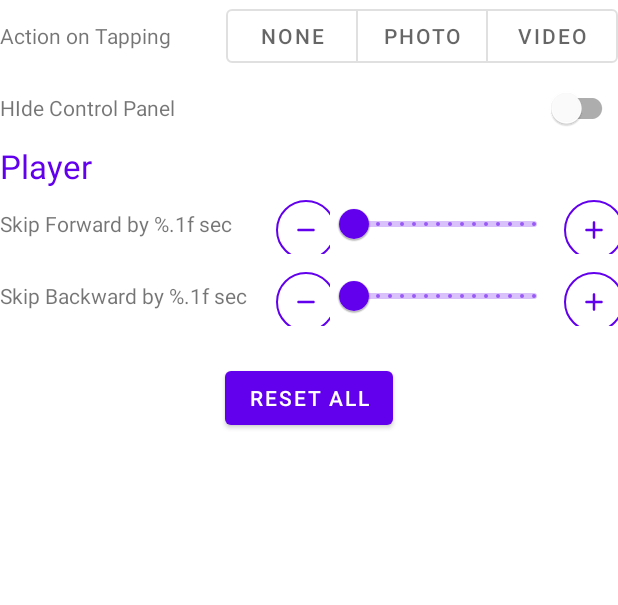
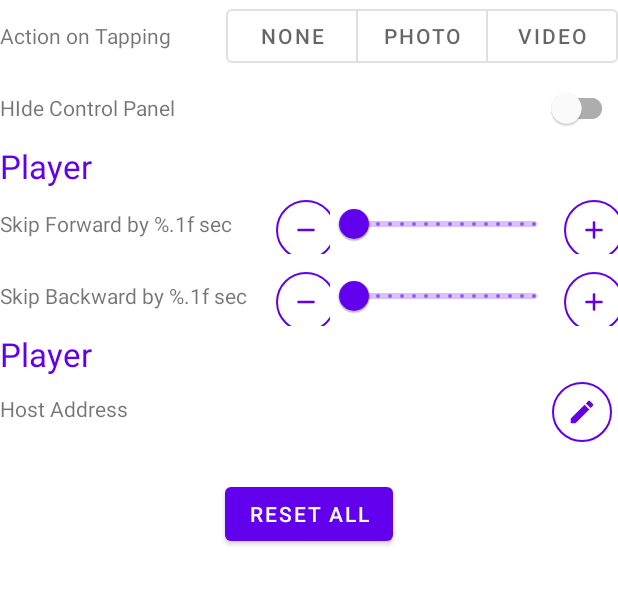
Before and after one commit to toyota-m2k/android-camera, an Android app: the layout dialog_setting.xml on its own in the app's theme, with its tools: preview values and no code run, on a phone screen of 412 x 824 dp, the part 376-981 px from its top. Run offline under Robolectric (Android 15) with nearby library versions, the phone set to English and light mode, and no system bars; plain views replace Viewbox.

```diff
--- a/SecureCamera/build.gradle
+++ b/SecureCamera/build.gradle
@@ -68,6 +68,7 @@ dependencies {
     implementation "androidx.lifecycle:lifecycle-viewmodel-ktx:$lifecycle_ktx_version"
     implementation "androidx.lifecycle:lifecycle-runtime-ktx:$lifecycle_ktx_version"
     implementation "androidx.lifecycle:lifecycle-livedata-ktx:$lifecycle_ktx_version"
+    implementation("com.squareup.okhttp3:okhttp:$okhttp_version")
     implementation 'androidx.preference:preference:1.2.0'
 
     implementation "androidx.room:room-runtime:$room_version"
--- a/SecureCamera/src/main/AndroidManifest.xml
+++ b/SecureCamera/src/main/AndroidManifest.xml
@@ -11,6 +11,7 @@
         android:icon="@mipmap/ic_launcher"
         android:label="@string/app_name"
         android:supportsRtl="true"
+        android:usesCleartextTraffic="true"
         android:theme="@style/Theme.TryCamera">
         <activity
             android:name=".ServerActivity"
--- a/SecureCamera/src/main/java/io/github/toyota32k/secureCamera/db/MetaDB.kt
+++ b/SecureCamera/src/main/java/io/github/toyota32k/secureCamera/db/MetaDB.kt
@@ -23,6 +23,8 @@ data class ItemEx(val data: MetaData, val chapterList: List<IChapter>?) {
     fun file(context: Context):File {
         return data.file(context)
     }
+    val id:Int
+        get() = data.id
     val name:String
         get() = data.name
     val date:Long
--- a/SecureCamera/src/main/res/layout/dialog_setting.xml
+++ b/SecureCamera/src/main/res/layout/dialog_setting.xml
@@ -287,6 +287,37 @@
                 />
         </io.github.toyota32k.viewex.library.Viewbox>
     </LinearLayout>
+
+    <!-- - - - - - - - - - - - - - - - - - -->
+
+    <TextView
+        android:layout_width="wrap_content"
+        android:layout_height="wrap_content"
+        android:text="@string/player_title"
+        android:textColor="?attr/colorPrimary"
+        android:textSize="@dimen/dlg_text_large" />
+    <LinearLayout
+        android:layout_width="match_parent"
+        android:layout_height="wrap_content"
+        android:orientation="horizontal"
+        >
+        <TextView
+            android:id="@+id/secure_archive_address_text"
+            android:layout_width="0dp"
+            android:layout_height="wrap_content"
+            android:layout_weight="1"
+            android:text="@string/secure_archive_address"
+            />
+        <com.google.android.material.button.MaterialButton
+            style="@style/Widget.Material3.Button.IconButton.Outlined"
+            android:id="@+id/edit_secure_archive_address_button"
+            android:layout_width="@dimen/media_button_width"
+            android:layout_height="@dimen/media_button_height"
+            app:icon="@drawable/ic_edit"
+            />
+    </LinearLayout>
+
+
     <Button
         android:id="@+id/reset_button"
         android:text="@string/reset"
--- a/SecureCamera/src/main/res/values/strings.xml
+++ b/SecureCamera/src/main/res/values/strings.xml
@@ -46,4 +46,5 @@
     <string name="cancel">Cancel</string>
     <string name="server">Server</string>
     <string name="close">Close</string>
+    <string name="secure_archive_address">Host Address</string>
 </resources>
```
Also changed, not shown: SecureCamera/src/main/java/io/github/toyota32k/secureCamera/PlayerActivity.kt (+27 -0 lines), SecureCamera/src/main/java/io/github/toyota32k/secureCamera/client/Canceller.kt (added, +24 -0 lines), SecureCamera/src/main/java/io/github/toyota32k/secureCamera/client/NetClient.kt (added, +63 -0 lines), SecureCamera/src/main/java/io/github/toyota32k/secureCamera/client/ProgressRequestBody.kt (added, +37 -0 lines), SecureCamera/src/main/java/io/github/toyota32k/secureCamera/client/TcClient.kt (added, +38 -0 lines), SecureCamera/src/main/java/io/github/toyota32k/secureCamera/dialog/AddressDialog.kt (added, +56 -0 lines), SecureCamera/src/main/java/io/github/toyota32k/secureCamera/settings/SettingDialog.kt (+16 -0 lines), SecureCamera/src/main/java/io/github/toyota32k/secureCamera/settings/Settings.kt (+12 -0 lines), SecureCamera/src/main/res/layout/dialog_address.xml (added, +34 -0 lines).
